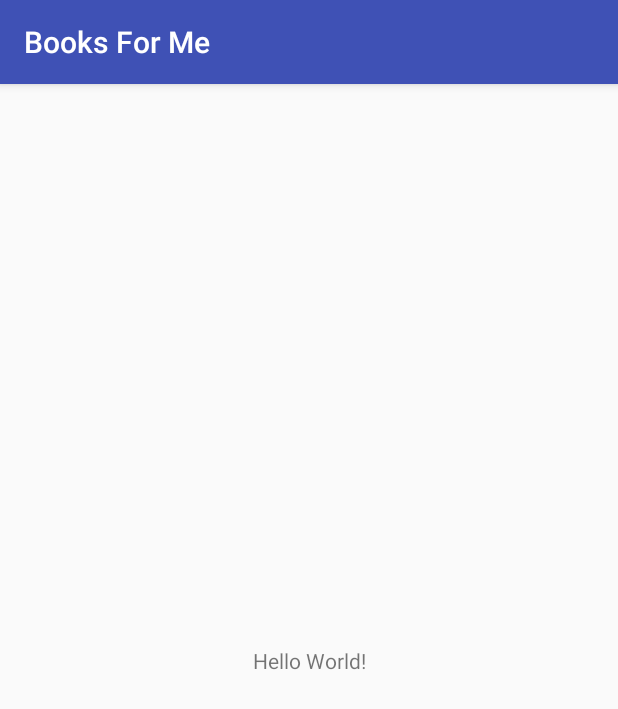
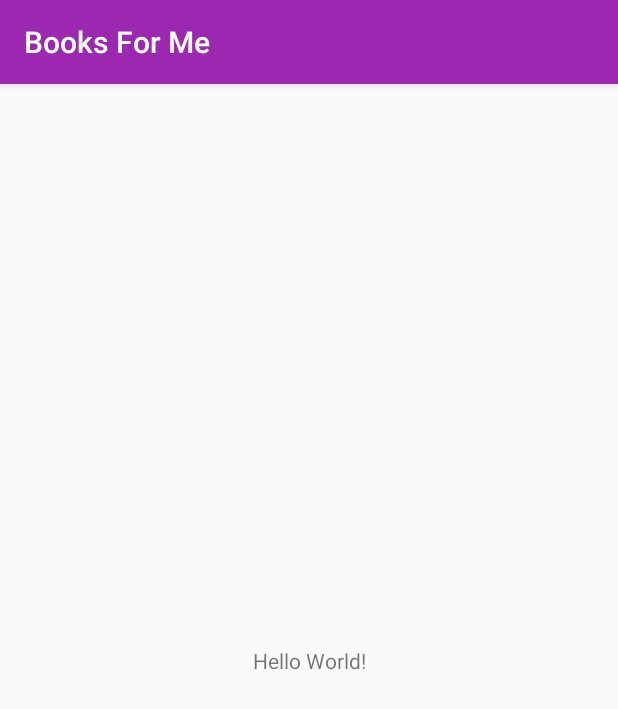
Before and after one commit to ver2point0/Books-For-Me, an Android app: the screen it shows after launch (MainActivity), on a phone screen of 412 x 824 dp. Shown: the top 709 px of the screen. Run offline under Robolectric (Android 15) with nearby library versions, the phone set to English and light mode, and no system bars.

Commit message:
update color palette

```diff
--- a/app/src/main/res/values/colors.xml
+++ b/app/src/main/res/values/colors.xml
@@ -1,6 +1,6 @@
 <?xml version="1.0" encoding="utf-8"?>
 <resources>
-    <color name="colorPrimary">#3F51B5</color>
-    <color name="colorPrimaryDark">#303F9F</color>
-    <color name="colorAccent">#FF4081</color>
+    <color name="colorPrimary">#9C27B0</color>
+    <color name="colorPrimaryDark">#7B1FA2</color>
+    <color name="colorAccent">#607D8B</color>
 </resources>
```
